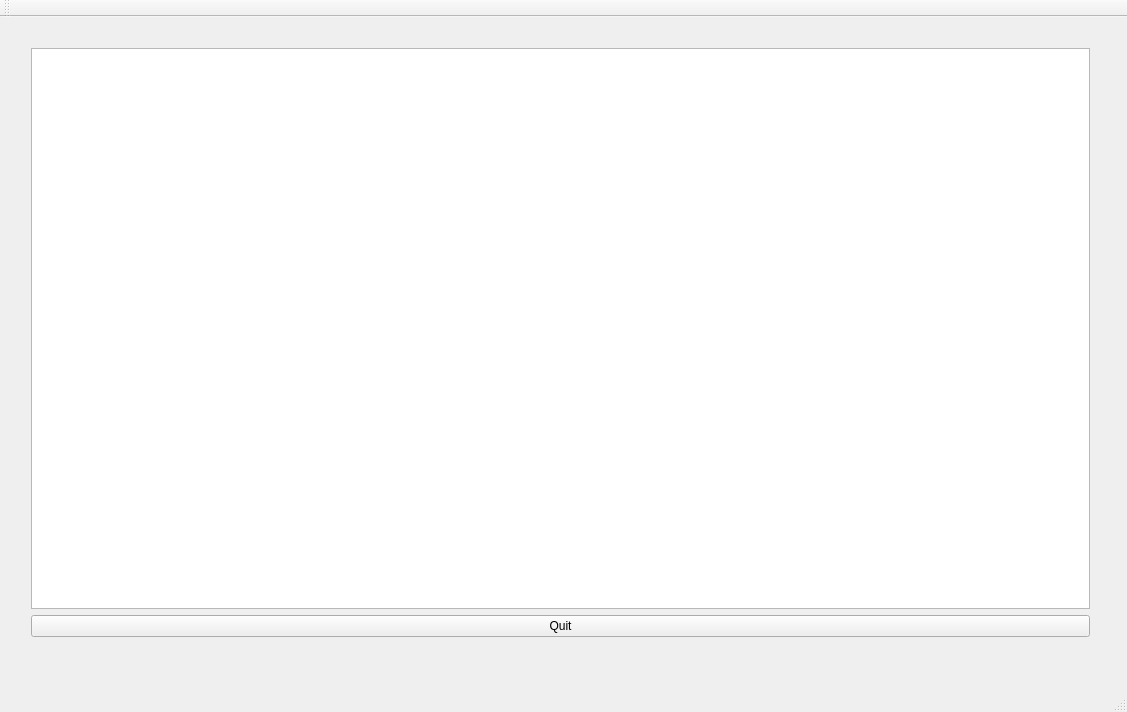
Before: the Qt Designer form mainwindow.ui in Patrykkw/NotepadQT, drawn with Qt 5.
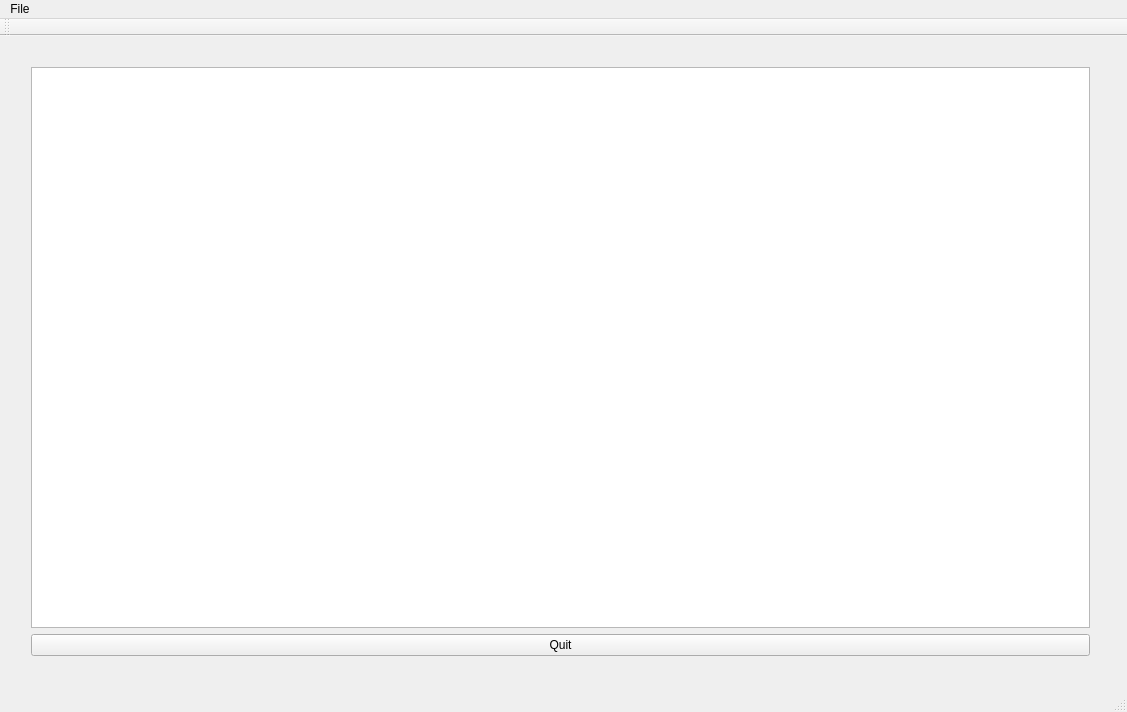
After: the same form once the commit is applied.

The edit to the form file:
```diff
--- a/mainwindow.ui
+++ b/mainwindow.ui
@@ -49,6 +49,15 @@
      <height>21</height>
     </rect>
    </property>
+   <widget class="QMenu" name="menuFile">
+    <property name="title">
+     <string>File</string>
+    </property>
+    <addaction name="actionOpen"/>
+    <addaction name="actionSave"/>
+    <addaction name="actionQuit"/>
+   </widget>
+   <addaction name="menuFile"/>
   </widget>
   <widget class="QToolBar" name="mainToolBar">
    <attribute name="toolBarArea">
```
Left out of the diff: 15 changed lines with no effect on the pictures.
